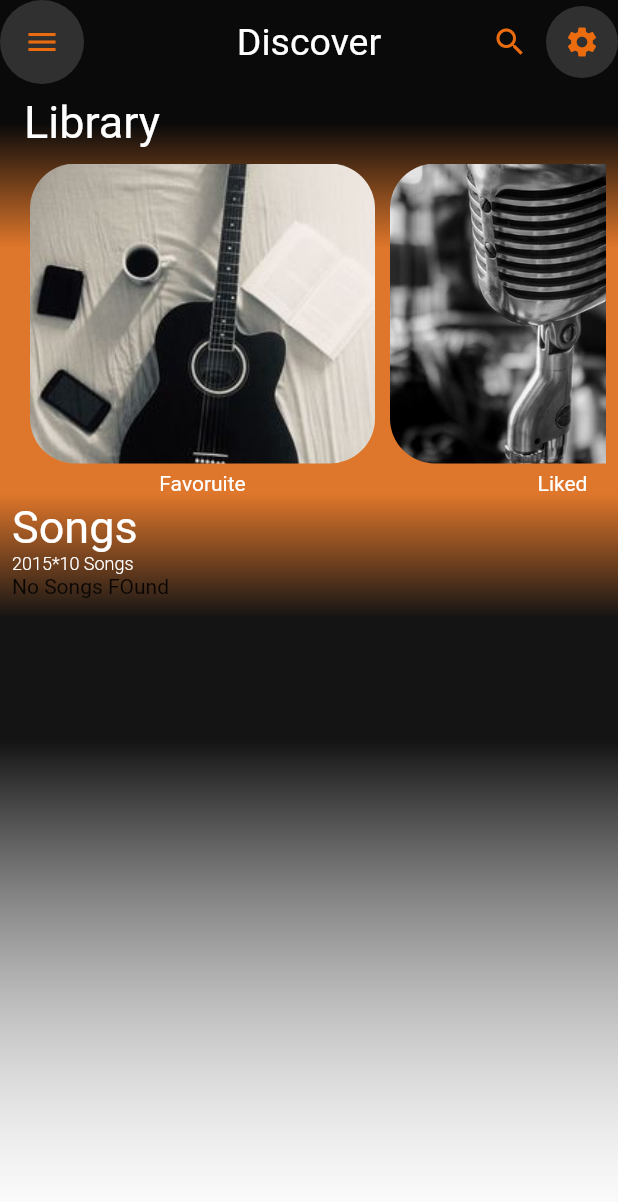
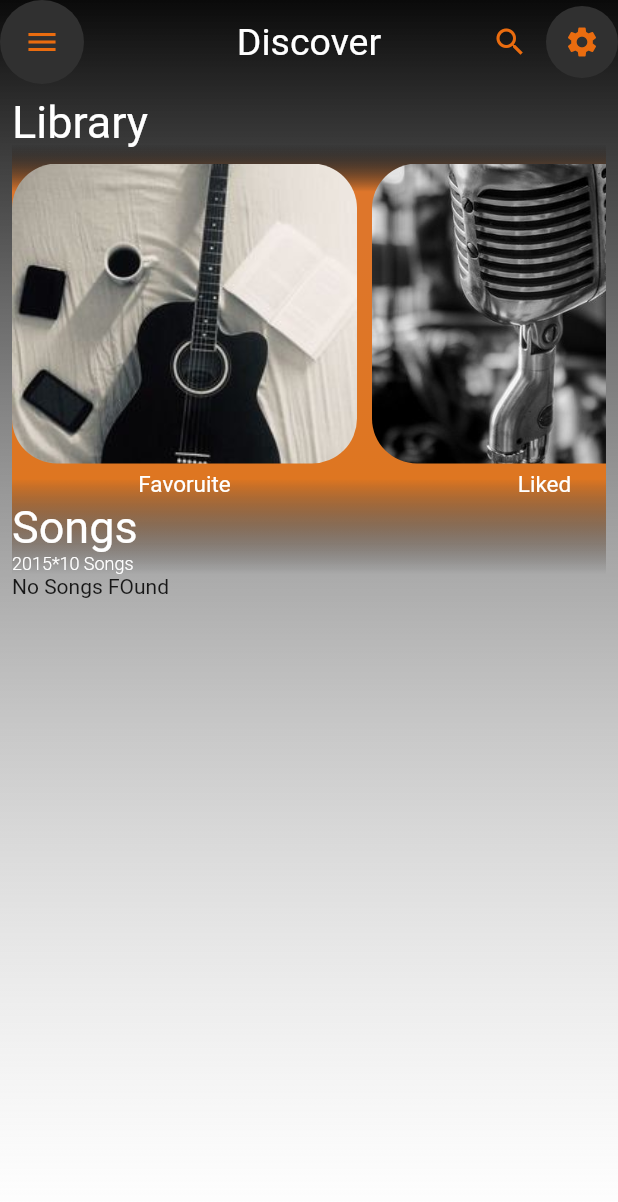
Before and after one commit to sufiyanas/Mussio-Player-Updated, a Flutter app: the screen it shows after launch, on a phone screen of 412 x 824 dp. Shown: the top 1202 px of the screen. Run offline on Flutter 3.47's test engine with Material 2 defaults, Android fonts, the phone set to English and light mode, and no system bars; our stand-ins replace animated_text_kit, assets_audio_player, on_audio_query, percent_indicator, permission_handler.

Commit message:
Last Commit

```diff
--- a/lib/main.dart
+++ b/lib/main.dart
@@ -1,5 +1,6 @@
 import 'package:flutter/material.dart';
 import 'package:music_player/screen/splash_screen.dart';
+import 'package:music_player/screen/textscreen.dart';
 
 void main() {
   runApp(MyApp());
--- a/lib/screen/home_screen.dart
+++ b/lib/screen/home_screen.dart
@@ -41,21 +41,22 @@ class _HomeScreenState extends State<HomeScreen> {
         end: Alignment.bottomCenter,
         colors: [
           Color(0xFFff0A0A0A),
-            Color.fromARGB(255, 222, 118, 43),
-            Color.fromARGB(255, 222, 118, 43),
-            Color.fromARGB(255, 20, 20, 20),
-            Color.fromARGB(255, 20, 20, 20),
+          // Color.fromARGB(255, 222, 118, 43),
+          // Color.fromARGB(255, 222, 118, 43),
+          // Color.fromARGB(255, 20, 20, 20),
+          // Color.fromARGB(255, 20, 20, 20),
           Colors.white24,
           // Color(0xFFEA6C0F),
         ],
-              stops: [
-            0.1,
-            0.2,
-            0.4,
-            0.5,
-            0.6,
-            1,
-          ])),
+        //     stops: [
+        //   0.1,
+        //   0.2,
+        //   0.4,
+        //   0.5,
+        //   0.6,
+        //   1,
+        // ],
+      )),
       child: Scaffold(
         key: _scaffoldKey,
         drawer: Drawer(
@@ -150,17 +151,41 @@ class _HomeScreenState extends State<HomeScreen> {
           padding: const EdgeInsets.all(8.0),
           child: ListView(
             children: [
-              const Padding(
-                padding: EdgeInsets.only(left: 8.0),
-                child: Text('Library',
+              Container(
+                decoration: BoxDecoration(
+                    gradient: LinearGradient(
+                        begin: Alignment.topCenter,
+                        end: Alignment.bottomCenter,
+                        colors: [
+                      Colors.transparent,
+                      Color.fromARGB(255, 222, 118, 43),
+                      Color.fromARGB(255, 222, 118, 43),
+                      Color.fromARGB(255, 222, 118, 33),
+                      // Color.fromARGB(255, 20, 20, 20),
+                      // Color.fromARGB(255, 20, 20, 20),
+                      Colors.transparent,
+                      // Color(0xFFEA6C0F),
+                    ],
+                        stops: [
+                      0.1,
+                      0.2,
+                      0.3,
+                      0.8,
+                      1,
+                    ])),
+                child: Column(
+                  crossAxisAlignment: CrossAxisAlignment.start,
+                  children: [
+                    Text('Library',
                         style: TextStyle(
                             fontSize: 30,
                             fontWeight: FontWeight.normal,
                             color: Colors.white)),
-              ),
                     Container(
                       decoration: BoxDecoration(),
-                margin: const EdgeInsets.only(top: 10, left: 12),
+                      margin: const EdgeInsets.only(
+                        top: 10,
+                      ),
                       height: 225,
                       child: ListView(
                         scrollDirection: Axis.horizontal,
@@ -170,7 +195,8 @@ class _HomeScreenState extends State<HomeScreen> {
                               Navigator.push(
                                 context,
                                 MaterialPageRoute(
-                              builder: (context) => const PlaylistScreen()),
+                                    builder: (context) =>
+                                        const PlaylistScreen()),
                               );
                             },
                             child: CustomCard(
@@ -201,6 +227,9 @@ class _HomeScreenState extends State<HomeScreen> {
                           fontSize: 12,
                           fontWeight: FontWeight.w300,
                           color: Colors.white),
+                    ),
+                  ],
+                ),
               ),
               FutureBuilder<List<SongModel>>(
                 future: _audioQuery.querySongs(
--- a/lib/screen/play_screen.dart
+++ b/lib/screen/play_screen.dart
@@ -1,6 +1,5 @@
 import 'package:assets_audio_player/assets_audio_player.dart';
 import 'package:flutter/material.dart';
-
 import 'package:music_player/functions/audio_player.dart';
 
 class PlayScreen extends StatefulWidget {
@@ -48,7 +47,8 @@ class _PlayScreenState extends State<PlayScreen> {
               0.1,
               0.4,
               0.6,
-          ])),
+            ]),
+      ),
       child: Scaffold(
         backgroundColor: Colors.transparent,
         appBar: AppBar(
--- a/lib/widgets/all_songs_list.dart
+++ b/lib/widgets/all_songs_list.dart
@@ -1,5 +1,6 @@
 import 'package:flutter/material.dart';
-import 'package:music_player/screen/play_screen.dart';
+
+import 'package:music_player/screen/textscreen.dart';
 
 class AllSongsList extends StatelessWidget {
   const AllSongsList({
@@ -20,7 +21,7 @@ class AllSongsList extends StatelessWidget {
       height: 100,
       child: InkWell(
         onTap: () => Navigator.of(context).push(MaterialPageRoute(
-            builder: ((context) => PlayScreen(
+            builder: ((context) => textclass(
                   songName: songname,
                   songArtist: singer,
                   songUri: songUri,
--- a/lib/widgets/cards.dart
+++ b/lib/widgets/cards.dart
@@ -40,7 +40,7 @@ class CustomCard extends StatelessWidget {
             ),
             Text(
               libraryName,
-              style: TextStyle(color: Colors.white),
+              style: TextStyle(color: Colors.white, fontSize: 15),
             ),
           ],
         ),
--- a/pubspec.yaml
+++ b/pubspec.yaml
@@ -40,6 +40,7 @@ dependencies:
   on_audio_query: ^2.6.1
   permission_handler: ^10.0.1
   assets_audio_player: ^3.0.5
+  percent_indicator: ^4.2.2
 
 dev_dependencies:
   flutter_test:
```
Also changed, not shown: lib/screen/textscreen.dart (added, +149 -0 lines), pubspec.lock. Lines whose indentation alone changed are shown as unchanged.
